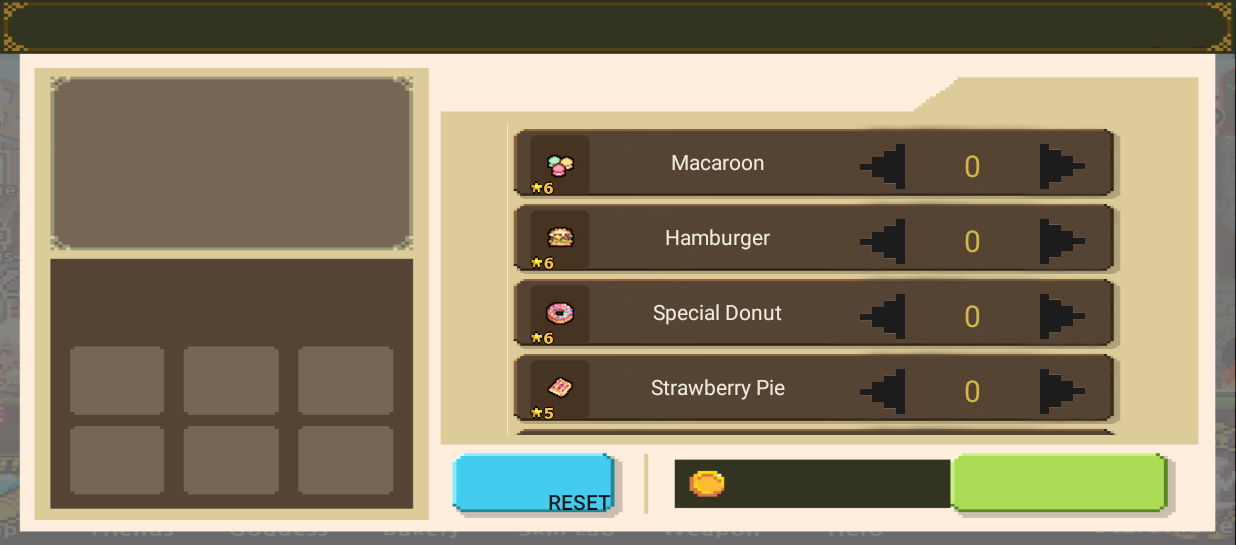
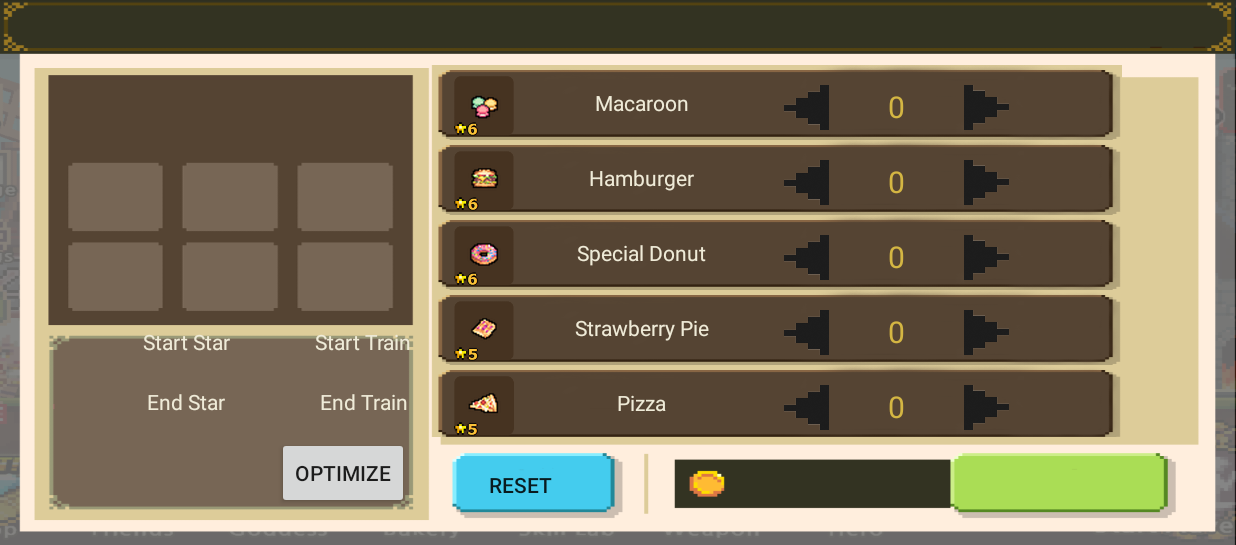
Before and after one commit to daniel0514/BreadCalculator, an Android app: the screen it shows after launch (MainActivity), on a phone screen of 824 x 412 dp (held sideways), the part 73-618 px from its top. Run offline under Robolectric (Android 15) with nearby library versions, the phone set to English and light mode, and no system bars.

Commit message:
added multiple alerts at app startup

```diff
--- /dev/null
+++ b/app/src/main/java/cal/bread/dan/breadcalculator2/InputFilterMinMax.java
@@ -0,0 +1,29 @@
+package cal.bread.dan.breadcalculator2;
+import android.text.InputFilter;
+import android.text.Spanned;
+
+/**
+ * Created by Dan on 06/05/2015.
+ */
+public class InputFilterMinMax implements InputFilter {
+    private int min, max;
+
+    public InputFilterMinMax(int min, int max){
+        this.min= min;
+        this.max= max;
+    }
+
+    @Override
+    public CharSequence filter(CharSequence source, int start, int end, Spanned dest, int dstart, int dend) {
+        try {
+            int input = Integer.parseInt(dest.toString() + source.toString());
+            if (isInRange(min, max, input))
+                return null;
+        } catch (NumberFormatException nfe) { }
+        return "";
+    }
+
+    private boolean isInRange(int a, int b, int c) {
+        return b > a ? c >= a && c <= b : c >= b && c <= a;
+    }
+}
--- a/app/src/main/java/cal/bread/dan/breadcalculator2/MainActivity.java
+++ b/app/src/main/java/cal/bread/dan/breadcalculator2/MainActivity.java
@@ -1,13 +1,17 @@
 package cal.bread.dan.breadcalculator2;
 
+import android.app.AlertDialog;
 import android.content.Context;
+import android.content.DialogInterface;
 import android.content.SharedPreferences;
 import android.support.v7.app.ActionBarActivity;
 import android.os.Bundle;
+import android.text.InputFilter;
 import android.view.Menu;
 import android.view.MenuItem;
 import android.view.View;
 import android.widget.Button;
+import android.widget.EditText;
 import android.widget.TextView;
 import android.widget.ImageButton;
 
@@ -27,7 +31,9 @@ public class MainActivity extends ActionBarActivity {
     TextView macCount, hamCount, sDonutCount, sPieCount, pizzaCount, cCupCount, bCCCount, cCakeCount, rDonutCount, croCount;
     TextView stDonutCount, creamCount, sandCount, sCupCount, choCount, sWrapCount, jRollCount, breadCount, hDotCount, cDonutCount;
     TextView mBreadCount, sBreadCount, donutCount;
-    private Button reset;
+    private Button reset, optimize;
+    TextView startTrain, startStar, endTrain, endStar;
+    int startStarInt, endStarInt, startTrainInt, endTrainInt;
 
     @Override
     protected void onCreate(Bundle savedInstanceState) {
@@ -39,7 +45,62 @@ public class MainActivity extends ActionBarActivity {
         updateBreadHM(breadHM);
         initializeButtons();
         setListeners();
+        createAlerts();
 
+
+    }
+
+    private void createAlerts(){
+        AlertDialog.Builder alertSS = new AlertDialog.Builder(this);
+        final EditText inputSS = new EditText(this);
+        alertSS.setView(inputSS);
+        alertSS.setMessage("Set Current Hero Star");
+        inputSS.setFilters(new InputFilter[]{new InputFilterMinMax(1, 6)});
+        inputSS.setInputType(0x00000002);
+        alertSS.setPositiveButton("Ok", new DialogInterface.OnClickListener() {
+            public void onClick(DialogInterface dialog, int whichButton) {
+                startStar.setText("Current Star: " + inputSS.getText());
+                startStarInt = Integer.parseInt(inputSS.getText().toString());
+            }
+        });
+        alertSS.show();
+        AlertDialog.Builder alertES = new AlertDialog.Builder(this);
+        final EditText inputES = new EditText(this);
+        inputES.setFilters(new InputFilter[]{new InputFilterMinMax(1,6)});
+        inputES.setInputType(0x00000002);
+        alertES.setMessage("Set Goal Hero Star");
+        alertES.setView(inputES);
+        alertES.setPositiveButton("Ok", new DialogInterface.OnClickListener() {
+            public void onClick(DialogInterface dialog, int whichButton) {
+                endStar.setText("Goal Star: " + inputES.getText());
+                endStarInt = Integer.parseInt(inputES.getText().toString());
+            }
+        });
+        alertES.show();
+        AlertDialog.Builder alertST = new AlertDialog.Builder(this);
+        final EditText inputST = new EditText(this);
+        inputST.setInputType(0x00000002);
+        alertST.setMessage("Set Starting Hero Train");
+        alertST.setView(inputST);
+        alertST.setPositiveButton("Ok", new DialogInterface.OnClickListener() {
+            public void onClick(DialogInterface dialog, int whichButton) {
+                startTrain.setText("Start Train: " + inputST.getText());
+                startTrainInt = Integer.parseInt(inputST.getText().toString());
+            }
+        });
+        alertST.show();
+        AlertDialog.Builder alertET = new AlertDialog.Builder(this);
+        final EditText inputET = new EditText(this);
+        inputET.setInputType(0x00000002);
+        alertET.setMessage("Set Goal Hero Train");
+        alertET.setView(inputET);
+        alertET.setPositiveButton("Ok", new DialogInterface.OnClickListener() {
+            public void onClick(DialogInterface dialog, int whichButton) {
+                endTrain.setText("Goal Train: " + inputET.getText());
+                endTrainInt = Integer.parseInt(inputET.getText().toString());
+            }
+        });
+        alertET.show();
     }
 
     @Override
@@ -99,6 +160,11 @@ public class MainActivity extends ActionBarActivity {
     }
     private void initializeButtons(){
         reset = (Button) findViewById(R.id.resetButton);
+        optimize = (Button) findViewById(R.id.optimize);
+        startTrain = (TextView) findViewById(R.id.startTrain);
+        endTrain = (TextView) findViewById(R.id.endTrain);
+        startStar = (TextView) findViewById(R.id.startStar);
+        endStar = (TextView) findViewById(R.id.endStar);
         macInc = (ImageButton) findViewById(R.id.macaroonInc);
         macDec = (ImageButton) findViewById(R.id.macaroonDec);
         macCount = (TextView) findViewById(R.id.macaroonCount);
@@ -193,13 +259,12 @@ public class MainActivity extends ActionBarActivity {
         donutCount.setText(Integer.toString(sharedPref.getInt("Donut", 0)));
 
     }
-
     private void setListeners(){
         reset.setOnClickListener(new View.OnClickListener() {
             @Override
             public void onClick(View v) {
                 breadHM = setupHashMap();
-                for(String name : breadHM.keySet()){
+                for(String name: breadHM.keySet()){
                     editor.putInt(name, 0);
                 }
                 editor.commit();
--- a/app/src/main/res/layout/activity_main.xml
+++ b/app/src/main/res/layout/activity_main.xml
@@ -4,51 +4,20 @@
     android:paddingRight="@dimen/activity_horizontal_margin"
     android:paddingTop="@dimen/activity_vertical_margin"
     android:paddingBottom="@dimen/activity_vertical_margin" tools:context=".MainActivity"
-    android:background="@drawable/breadui"
+    android:background="@drawable/breadui2"
     android:id="@+id/breadui">
-
-    <LinearLayout
-        android:orientation="horizontal"
-        android:layout_width="match_parent"
-        android:layout_height="match_parent"
-        android:id="@+id/topLeftPanel"
-        android:layout_marginEnd="443dp"
-        android:layout_marginTop="39dp"
-        android:layout_alignParentBottom="true"
-        android:layout_marginBottom="194dp"
-        android:layout_alignParentStart="true"
-        android:layout_marginStart="12dp"
-        android:layout_alignParentTop="true"
-        android:layout_alignParentEnd="true">
-
-    </LinearLayout>
-
-    <LinearLayout
-        android:orientation="horizontal"
-        android:layout_width="match_parent"
-        android:layout_height="match_parent"
-        android:layout_alignEnd="@+id/topLeftPanel"
-        android:layout_marginTop="129dp"
-        android:layout_alignTop="@+id/topLeftPanel"
-        android:layout_alignParentBottom="true"
-        android:layout_alignStart="@+id/topLeftPanel"
-        android:layout_marginBottom="9dp"
-        android:id="@+id/bottomLeftPanel"
-        android:src="@drawable/breadbar"></LinearLayout>
 
     <LinearLayout
         android:orientation="vertical"
         android:layout_width="match_parent"
         android:layout_height="match_parent"
-        android:layout_alignTop="@+id/topLeftPanel"
-        android:layout_marginStart="21dp"
+        android:layout_marginStart="223dp"
         android:layout_marginTop="28dp"
-        android:layout_alignBottom="@+id/bottomLeftPanel"
         android:layout_alignParentEnd="true"
         android:layout_marginEnd="12dp"
-        android:layout_marginBottom="48dp"
-        android:layout_toEndOf="@+id/bottomLeftPanel"
-        android:id="@+id/rightScrollPanel">
+        android:layout_marginBottom="56dp"
+        android:id="@+id/rightScrollPanel"
+        android:layout_alignParentBottom="true">
 
         <ScrollView
             android:layout_width="match_parent"
@@ -1308,25 +1277,89 @@
     </LinearLayout>
 
     <LinearLayout
-        android:orientation="vertical"
+        android:orientation="horizontal"
         android:layout_width="match_parent"
         android:layout_height="match_parent"
-        android:layout_alignStart="@+id/rightScrollPanel"
-        android:layout_marginEnd="313dp"
-        android:layout_marginTop="137dp"
-        android:layout_alignTop="@+id/bottomLeftPanel"
+        android:layout_alignParentStart="true"
+        android:layout_marginStart="14dp"
         android:layout_alignEnd="@+id/rightScrollPanel"
-        android:layout_alignParentBottom="true"
-        android:id="@+id/resetLayout">
+        android:layout_marginEnd="433dp"
+        android:id="@+id/linearLayout"
+        android:layout_alignBottom="@+id/rightScrollPanel"
+        android:weightSum="1"
+        android:layout_marginTop="168dp"
+        android:layout_alignTop="@+id/rightScrollPanel"
+        android:nestedScrollingEnabled="true">
 
-        <Button
-            android:layout_width="wrap_content"
-            android:layout_height="wrap_content"
-            android:text="@string/reset"
-            android:id="@+id/resetButton"
-            android:layout_gravity="center_horizontal"
-            android:background="@null"/>
+        <LinearLayout
+            android:orientation="vertical"
+            android:layout_width="92dp"
+            android:layout_height="match_parent"
+            android:layout_gravity="center_vertical"
+            android:weightSum="1">
+
+            <TextView
+                android:layout_width="match_parent"
+                android:layout_height="wrap_content"
+                android:text="Start Star"
+                android:id="@+id/startStar"
+                android:gravity="center"
+                android:layout_weight="0.50"
+                android:textColor="#efebd8"/>
+
+            <TextView
+                android:layout_width="match_parent"
+                android:layout_height="32dp"
+                android:layout_weight="0.50"
+                android:text="End Star"
+                android:id="@+id/endStar"
+                android:gravity="center"
+                android:textColor="#efebd8"/>
+        </LinearLayout>
+
+        <LinearLayout
+            android:orientation="vertical"
+            android:layout_width="match_parent"
+            android:layout_height="match_parent"
+            android:layout_gravity="center_vertical"
+            android:weightSum="1">
+            <TextView
+                android:layout_width="match_parent"
+                android:layout_height="wrap_content"
+                android:text="Start Train"
+                android:id="@+id/startTrain"
+                android:gravity="center"
+                android:layout_weight="0.50"
+                android:textColor="#efebd8" />
+
+            <TextView
+                android:layout_width="match_parent"
+                android:layout_height="32dp"
+                android:text="End Train"
+                android:id="@+id/endTrain"
+                android:gravity="center"
+                android:layout_weight="0.50"
+                android:textColor="#efebd8"/>
+        </LinearLayout>
     </LinearLayout>
 
 
+    <Button
+        android:layout_width="wrap_content"
+        android:layout_height="wrap_content"
+        android:text="Reset"
+        android:id="@+id/resetButton"
+        android:layout_marginStart="15dp"
+        android:background="@null"
+        android:layout_alignParentBottom="true"
+        android:layout_alignStart="@+id/rightScrollPanel" />
+
+    <Button
+        android:layout_width="wrap_content"
+        android:layout_height="wrap_content"
+        android:text="Optimize"
+        android:id="@+id/optimize"
+        android:layout_below="@+id/linearLayout"
+        android:layout_alignEnd="@+id/linearLayout"
+        android:layout_marginEnd="42dp" />
 </RelativeLayout>
```
Also changed, not shown: app/src/main/res/drawable/breadui2.PNG (added).
